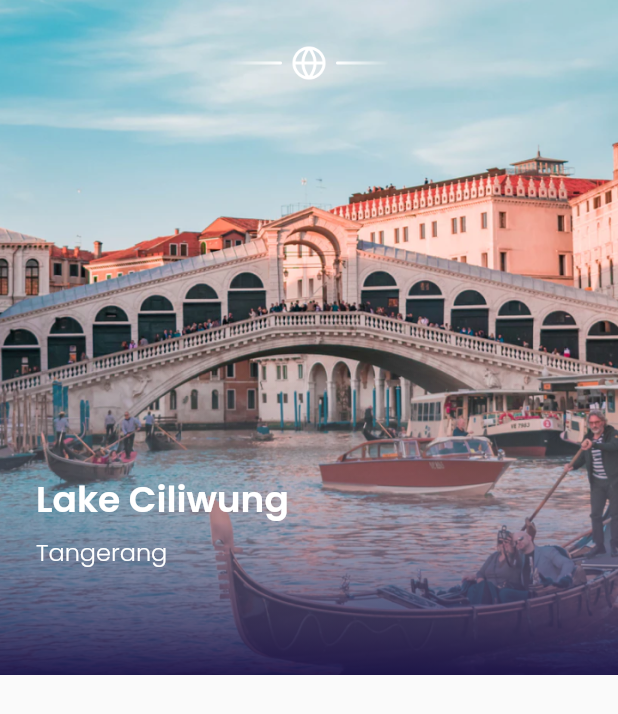
After one commit to ndkvin/travelapp, a Flutter app: the MainPage screen opened by its route, after a tap on "4.8", on a phone screen of 412 x 824 dp. The commit adds this screen. Shown: the top 714 px of the screen. Run offline on Flutter 3.47's test engine with Material 2 defaults, Android fonts, the phone set to English and light mode, and no system bars; our stand-ins replace google_fonts.

Commit message:
detail page

```diff
--- /dev/null
+++ b/lib/ui/pages/detail_page.dart
@@ -0,0 +1,114 @@
+import 'dart:ui';
+
+import "package:flutter/material.dart";
+import 'package:travelapp/shared/theme.dart';
+
+class DetailPage extends StatelessWidget {
+  const DetailPage({ Key? key }) : super(key: key);
+
+  @override
+  Widget build(BuildContext context) {
+
+    Widget backgroundImage() {
+      return Container(
+        height: 450,
+        width: double.infinity,
+        decoration: const BoxDecoration(
+          image: DecorationImage(
+            image: AssetImage('assets/images/ciliiwung.png'),
+            fit: BoxFit.cover,
+          ),
+        ),
+      );
+    }
+
+    Widget customShadow() {
+      return Container(
+        margin: const EdgeInsets.only(
+          top: 236
+        ),
+        height: 214,
+        width: double.infinity,
+        decoration: BoxDecoration(
+          gradient: LinearGradient(
+            begin: Alignment.topCenter,
+            end: Alignment.bottomCenter,
+            colors: [
+              whiteColor.withOpacity(0),
+              blackColor.withOpacity(0.95)
+            ],
+          ),
+        ),
+      );
+    }
+
+    Widget content() {
+      return Container(
+        margin: const EdgeInsets.only(
+          top: 30,
+        ),
+        height: 450,
+        width: double.infinity,
+        child: Column(
+          mainAxisAlignment: MainAxisAlignment.spaceBetween,
+          children: [
+            Container(
+              height: 24,
+              width: 108,
+              decoration: const BoxDecoration(
+                image: DecorationImage(
+                  image: AssetImage('assets/icons/emblem.png'),
+                  fit: BoxFit.fill,
+                ),
+              ),
+            ),
+            Padding(
+              padding: const EdgeInsets.symmetric(
+                horizontal: 24,
+              ),
+              child: Row(
+                children: [
+                  Column(
+                    crossAxisAlignment: CrossAxisAlignment.start,
+                    children: [
+                      Text(
+                        "Lake Ciliwung",
+                        style: blackSemiBoldTextStyle.copyWith(
+                          fontSize: 24,
+                          color: whiteColor
+                        ),
+                      ),
+                      const SizedBox(
+                        height: 5,
+                      ),
+                      Text(
+                        "Tangerang",
+                        style: whiteLightTextStyle
+                      ),
+                      const SizedBox(
+                        height: 100,
+                      ),
+                    ],
+                  ),
+                  Container(
+
+                  )
+                ],
+              ),
+            )
+          ],
+        ),
+      );
+    }
+
+    return Scaffold(
+      body: Stack(
+        children: [
+          backgroundImage(),
+          customShadow(),
+          content(),
+        ],
+      )
+    );
+  }
+}
--- a/lib/ui/widgets/popular_card.dart
+++ b/lib/ui/widgets/popular_card.dart
@@ -1,12 +1,19 @@
 import "package:flutter/material.dart";
 import 'package:travelapp/shared/theme.dart';
+import 'package:travelapp/ui/pages/detail_page.dart';
 
 class popularCard extends StatelessWidget {
   const popularCard({ Key? key }) : super(key: key);
 
   @override
   Widget build(BuildContext context) {
-    return Container(
+    return GestureDetector(
+      onTap: () {
+        Navigator.push(context, MaterialPageRoute(
+          builder: (context) => const DetailPage())
+        );
+      },
+      child: Container(
         margin: const EdgeInsets.only(
           right: 24,
         ),
@@ -95,6 +102,7 @@ class popularCard extends StatelessWidget {
             ),
           ],
         ),
+      ),
     );
   }
 }
```
Also changed, not shown: assets/icons/emblem.png (added). Lines whose indentation alone changed are shown as unchanged.
